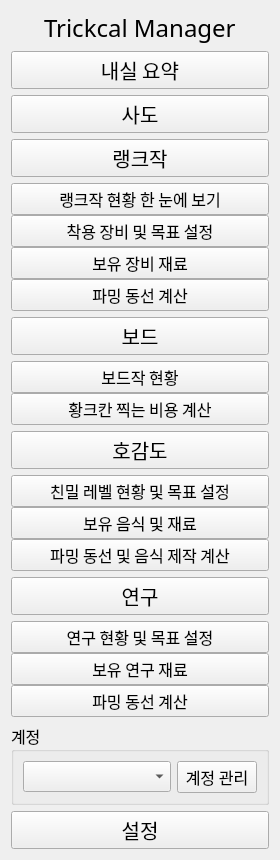
Before: the Qt Designer form widgets/ui/sidebar.ui in voiderd-sub/trickcal-manager, drawn with Qt 5.
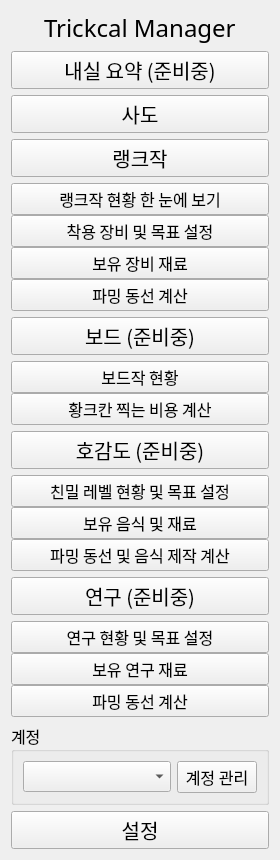
After: the same form once the commit is applied. Icons and pictures are not drawn.

What changed in the file:
```diff
--- a/widgets/ui/sidebar.ui
+++ b/widgets/ui/sidebar.ui
@@ -7,7 +7,7 @@
     <x>0</x>
     <y>0</y>
     <width>280</width>
-    <height>700</height>
+    <height>710</height>
    </rect>
   </property>
   <property name="windowTitle">
@@ -79,7 +79,7 @@
       </font>
      </property>
      <property name="text">
-      <string>내실 요약</string>
+      <string>내실 요약 (준비중)</string>
      </property>
      <property name="icon">
       <iconset>
@@ -313,7 +313,7 @@
       </font>
      </property>
      <property name="text">
-      <string>보드</string>
+      <string>보드 (준비중)</string>
      </property>
      <property name="icon">
       <iconset>
@@ -427,7 +427,7 @@
       </font>
      </property>
      <property name="text">
-      <string>호감도</string>
+      <string>호감도 (준비중)</string>
      </property>
      <property name="icon">
       <iconset>
@@ -569,7 +569,7 @@
       </font>
      </property>
      <property name="text">
-      <string>연구</string>
+      <string>연구 (준비중)</string>
      </property>
      <property name="icon">
       <iconset>
```
Left out of the diff: 6 changed lines with no effect on the pictures.
